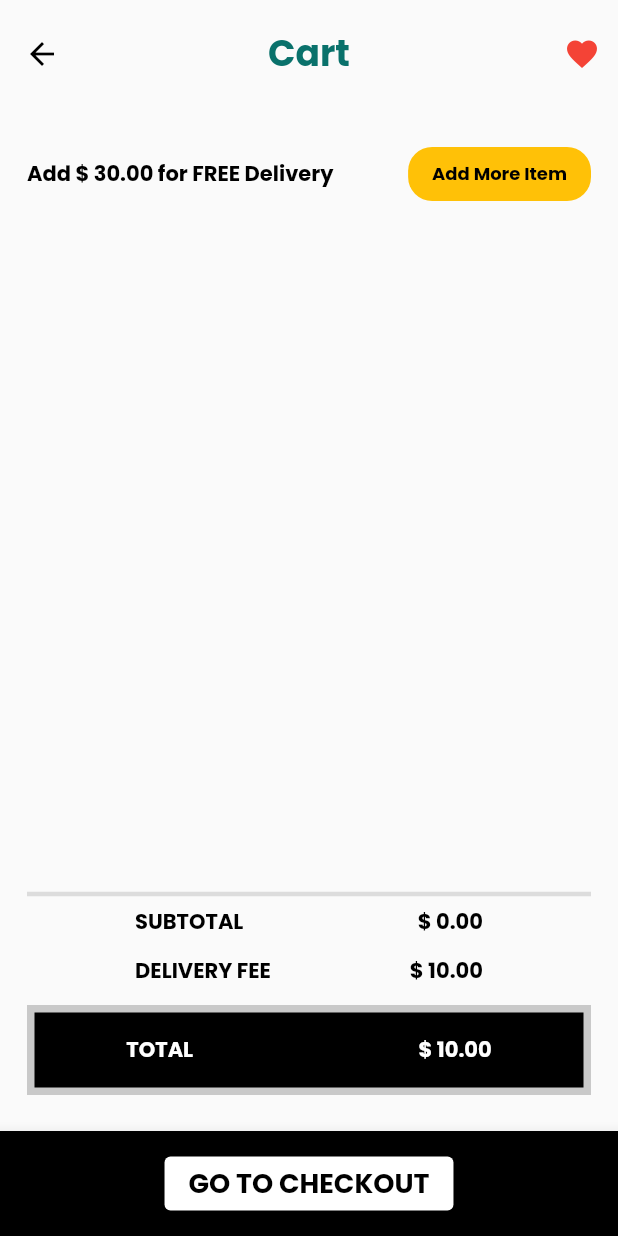
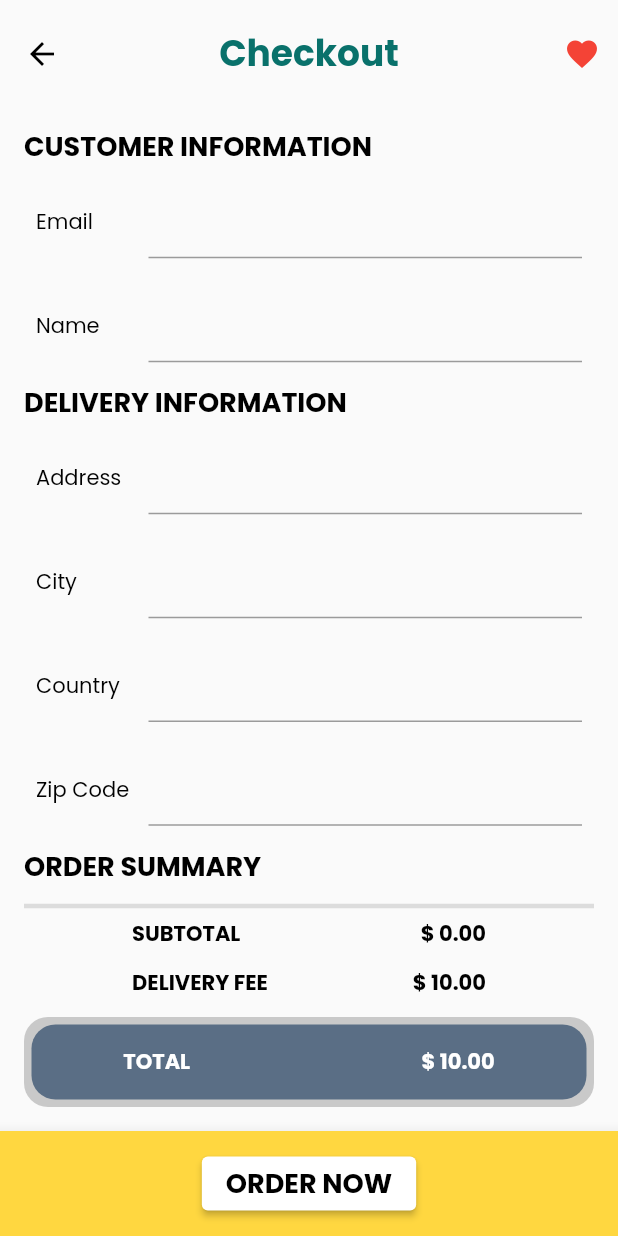
Before and after one commit to imaldila/E-Commerce-Flutter, a Flutter app: the CartScreen screen opened by its route, after a tap on "GO TO CHECKOUT", on a phone screen of 412 x 824 dp. Run offline on Flutter 3.47's test engine with Material 2 defaults, Android fonts, the phone set to English and light mode, and no system bars; our stand-ins replace bloc, carousel_slider, cloud_firestore, equatable, firebase_core, flutter_bloc and 1 more; accounts and stored records are empty.

Commit message:
create order summary

```diff
--- a/lib/config/app_router.dart
+++ b/lib/config/app_router.dart
@@ -23,6 +23,8 @@ class AppRouter {
         return CatalogScreen.route(category: settings.arguments as Category);
       case WhislistScreen.routeName:
         return WhislistScreen.route();
+      case CheckoutScreen.routeName:
+        return CheckoutScreen.route();
       default:
         return _errorRoute();
     }
--- a/lib/constant.dart
+++ b/lib/constant.dart
@@ -11,6 +11,7 @@ const Color kColorsTitle = Color(0xFF09716B);
 const Color kColorsText = Color(0xFF034844);
 const Color kColorsSub = Color(0xFF00A0A6);
 const Color kColorsBg = Color(0xFF939393);
+Color kColorCard = const Color(0xFF103257).withOpacity(0.6);
 
 TextStyle kTextStyle24BoldWhite = GoogleFonts.poppins(
   fontSize: 24,
@@ -52,3 +53,7 @@ TextStyle kTextStyle14BoldBlack = GoogleFonts.poppins(
   color: Colors.black,
   fontWeight: FontWeight.bold,
 );
+TextStyle kTextStyle14Black = GoogleFonts.poppins(
+  fontSize: 14,
+  color: Colors.black,
+);
--- a/lib/main.dart
+++ b/lib/main.dart
@@ -58,7 +58,7 @@ class MyApp extends StatelessWidget {
       child: const MaterialApp(
         debugShowCheckedModeBanner: false,
         onGenerateRoute: AppRouter.onGenerateRoute,
-        initialRoute: SplashScreen.routeName,
+        initialRoute: CheckoutScreen.routeName,
       ),
     );
   }
--- a/lib/screens/cart/cart_screen.dart
+++ b/lib/screens/cart/cart_screen.dart
@@ -25,7 +25,7 @@ class CartScreen extends StatelessWidget {
         title: 'Cart',
       ),
       bottomNavigationBar: BottomAppBar(
-        color: Colors.black,
+        color: Colors.amberAccent,
         child: Container(
           height: 70,
           child: Row(
@@ -35,7 +35,9 @@ class CartScreen extends StatelessWidget {
                 style: ElevatedButton.styleFrom(
                   primary: Colors.white,
                 ),
-                onPressed: () {},
+                onPressed: () {
+                  Navigator.pushNamed(context, '/checkout');
+                },
                 child: Text(
                   'GO TO CHECKOUT',
                   style: kTextStyle18Bold,
@@ -163,14 +165,16 @@ class CartScreen extends StatelessWidget {
                             width: MediaQuery.of(context).size.width,
                             decoration: BoxDecoration(
                               color: Colors.black.withAlpha(50),
+                              borderRadius: BorderRadius.circular(kBorder),
                             ),
                           ),
                           Container(
                             height: 50,
                             width: MediaQuery.of(context).size.width,
                             margin: const EdgeInsets.all(5),
-                            decoration: const BoxDecoration(
-                              color: Colors.black,
+                            decoration: BoxDecoration(
+                              color: kColorCard,
+                              borderRadius: BorderRadius.circular(kBorder),
                             ),
                             child: Padding(
                               padding: const EdgeInsets.symmetric(
--- /dev/null
+++ b/lib/screens/checkout/checkout_screen.dart
@@ -0,0 +1,111 @@
+import 'package:e_commerce_bloc/constant.dart';
+
+import 'package:flutter/material.dart';
+
+import '../../widgets/widgets.dart';
+
+class CheckoutScreen extends StatelessWidget {
+  const CheckoutScreen({Key? key}) : super(key: key);
+
+  static const String routeName = '/checkout';
+  static Route route() {
+    return MaterialPageRoute(
+      settings: const RouteSettings(name: routeName),
+      builder: (_) => const CheckoutScreen(),
+    );
+  }
+
+  @override
+  Widget build(BuildContext context) {
+    final TextEditingController nameController = TextEditingController();
+    final TextEditingController emailController = TextEditingController();
+    final TextEditingController addressController = TextEditingController();
+    final TextEditingController cityController = TextEditingController();
+    final TextEditingController countryController = TextEditingController();
+    final TextEditingController zipCodeController = TextEditingController();
+    return Scaffold(
+      appBar: const CustomAppBar(
+        title: 'Checkout',
+      ),
+      bottomNavigationBar: BottomAppBar(
+        color: Colors.amberAccent,
+        child: Container(
+          height: 70,
+          child: Row(
+            mainAxisAlignment: MainAxisAlignment.spaceEvenly,
+            children: [
+              ElevatedButton(
+                style: ElevatedButton.styleFrom(
+                  primary: Colors.white,
+                ),
+                onPressed: () {},
+                child: Text(
+                  'ORDER NOW',
+                  style: kTextStyle18Bold,
+                ),
+              ),
+            ],
+          ),
+        ),
+      ),
+      body: Padding(
+        padding: const EdgeInsets.all(kPadding),
+        child: Column(
+          crossAxisAlignment: CrossAxisAlignment.start,
+          mainAxisAlignment: MainAxisAlignment.spaceBetween,
+          children: [
+            Text(
+              'CUSTOMER INFORMATION',
+              style: kTextStyle18Bold,
+            ),
+            _buildTextFormField(emailController, context, 'Email'),
+            _buildTextFormField(nameController, context, 'Name'),
+            Text(
+              'DELIVERY INFORMATION',
+              style: kTextStyle18Bold,
+            ),
+            _buildTextFormField(addressController, context, 'Address'),
+            _buildTextFormField(cityController, context, 'City'),
+            _buildTextFormField(countryController, context, 'Country'),
+            _buildTextFormField(zipCodeController, context, 'Zip Code'),
+            Text(
+              'ORDER SUMMARY',
+              style: kTextStyle18Bold,
+            ),
+            const OrderSummary()
+          ],
+        ),
+      ),
+    );
+  }
+
+  Padding _buildTextFormField(TextEditingController controller,
+      BuildContext context, String labelText) {
+    return Padding(
+      padding: const EdgeInsets.all(kPadding / 2),
+      child: Row(
+        children: [
+          SizedBox(
+            width: 75,
+            child: Text(
+              labelText,
+              style: kTextStyle14Black,
+            ),
+          ),
+          Expanded(
+            child: TextFormField(
+              controller: controller,
+              decoration: const InputDecoration(
+                // isDense: true,
+                contentPadding: EdgeInsets.only(left: kPadding / 1.2),
+                focusedBorder: UnderlineInputBorder(
+                  borderSide: BorderSide(color: Colors.black),
+                ),
+              ),
+            ),
+          ),
+        ],
+      ),
+    );
+  }
+}
--- a/lib/screens/screens.dart
+++ b/lib/screens/screens.dart
@@ -5,3 +5,4 @@ export 'product/product_screen.dart';
 export 'whislist/whislist_screen.dart';
 export 'cart/cart_screen.dart';
 export 'splash/splash_screen.dart';
+export 'checkout/checkout_screen.dart';
--- /dev/null
+++ b/lib/widgets/order_summary.dart
@@ -0,0 +1,114 @@
+import 'package:flutter/material.dart';
+import 'package:flutter_bloc/flutter_bloc.dart';
+
+import '../blocs/blocs.dart';
+import '../constant.dart';
+import '../models/models.dart';
+
+class OrderSummary extends StatelessWidget {
+  const OrderSummary({Key? key}) : super(key: key);
+
+  @override
+  Widget build(BuildContext context) {
+    return BlocBuilder<CartBloc, CartState>(
+      builder: (context, state) {
+        if (state is CartLoading) {
+          return const Center(
+            child: CircularProgressIndicator(),
+          );
+        }
+
+        if (state is CartLoaded) {
+          return Column(
+            children: [
+              const Divider(
+                thickness: 3,
+              ),
+              Padding(
+                padding: const EdgeInsets.symmetric(horizontal: kHorPad * 4),
+                child: Column(
+                  children: [
+                    Row(
+                      mainAxisAlignment: MainAxisAlignment.spaceBetween,
+                      children: [
+                        Text(
+                          'SUBTOTAL',
+                          style: kTextStyle14BoldBlack,
+                        ),
+                        Text(
+                          '\$ ${state.cart.subtotalString}',
+                          style: kTextStyle14BoldBlack,
+                        ),
+                      ],
+                    ),
+                    const SizedBox(
+                      height: kSizeBox,
+                    ),
+                    Row(
+                      mainAxisAlignment: MainAxisAlignment.spaceBetween,
+                      children: [
+                        Text(
+                          'DELIVERY FEE',
+                          style: kTextStyle14BoldBlack,
+                        ),
+                        Text(
+                          '\$ ${state.cart.deliveryFeeString}',
+                          style: kTextStyle14BoldBlack,
+                        ),
+                      ],
+                    ),
+                  ],
+                ),
+              ),
+              const SizedBox(
+                height: kSizeBox,
+              ),
+              Stack(
+                children: [
+                  Container(
+                    height: 60,
+                    width: MediaQuery.of(context).size.width,
+                    decoration: BoxDecoration(
+                      color: Colors.black.withAlpha(50),
+                      borderRadius: BorderRadius.circular(kBorder),
+                    ),
+                  ),
+                  Container(
+                    height: 50,
+                    width: MediaQuery.of(context).size.width,
+                    margin: const EdgeInsets.all(5),
+                    decoration: BoxDecoration(
+                      color: kColorCard,
+                      borderRadius: BorderRadius.circular(kBorder),
+                    ),
+                    child: Padding(
+                      padding:
+                          const EdgeInsets.symmetric(horizontal: kHorPad * 3.4),
+                      child: Row(
+                        mainAxisAlignment: MainAxisAlignment.spaceBetween,
+                        children: [
+                          Text(
+                            'TOTAL',
+                            style: kTextStyle14BoldBlack.copyWith(
+                                color: Colors.white),
+                          ),
+                          Text(
+                            '\$ ${state.cart.totalString}',
+                            style: kTextStyle14BoldBlack.copyWith(
+                                color: Colors.white),
+                          ),
+                        ],
+                      ),
+                    ),
+                  ),
+                ],
+              ),
+            ],
+          );
+        } else {
+          return const Text('Something went wrong.');
+        }
+      },
+    );
+  }
+}
--- a/lib/widgets/product_card.dart
+++ b/lib/widgets/product_card.dart
@@ -63,7 +63,7 @@ class ProductCard extends StatelessWidget {
               height: 70,
               width: widthValue - 15 - leftPosition,
               decoration: BoxDecoration(
-                  color: const Color(0xFF103257).withOpacity(0.6),
+                  color: kColorCard,
                   borderRadius: BorderRadius.circular(kBorder)),
               child: Padding(
                 padding: const EdgeInsets.all(kPadding / 2),
--- a/lib/widgets/widgets.dart
+++ b/lib/widgets/widgets.dart
@@ -5,3 +5,4 @@ export 'section_title.dart';
 export 'product_card.dart';
 export 'product_carousel.dart';
 export 'cart_product_card.dart';
+export 'order_summary.dart';
```
